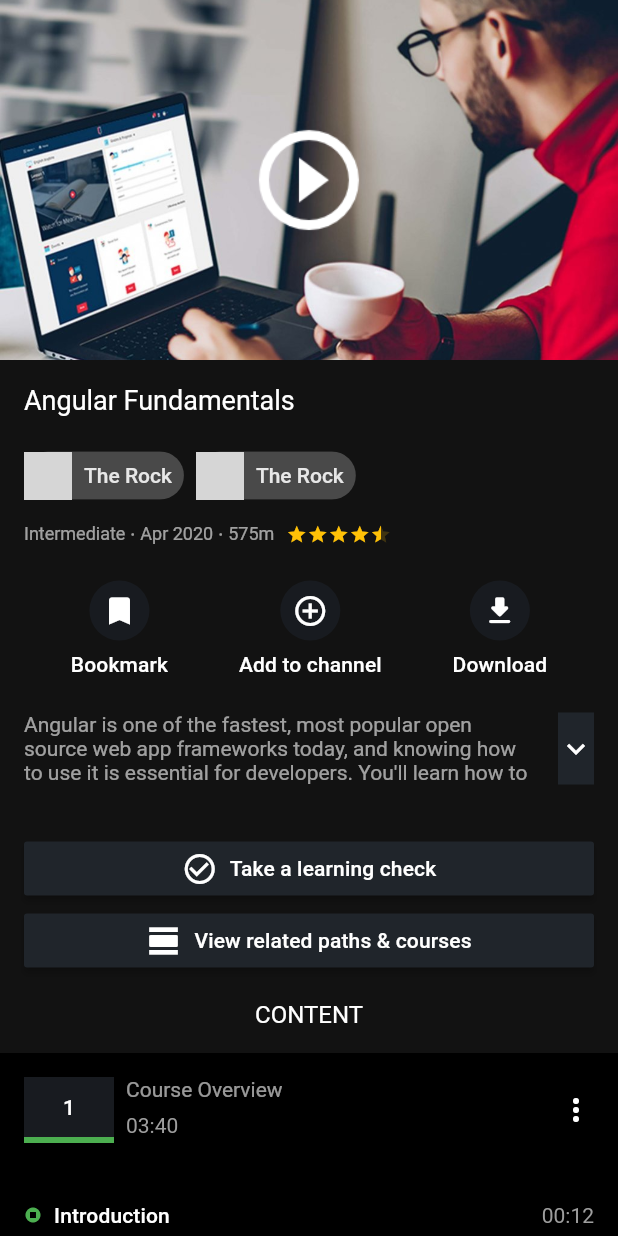
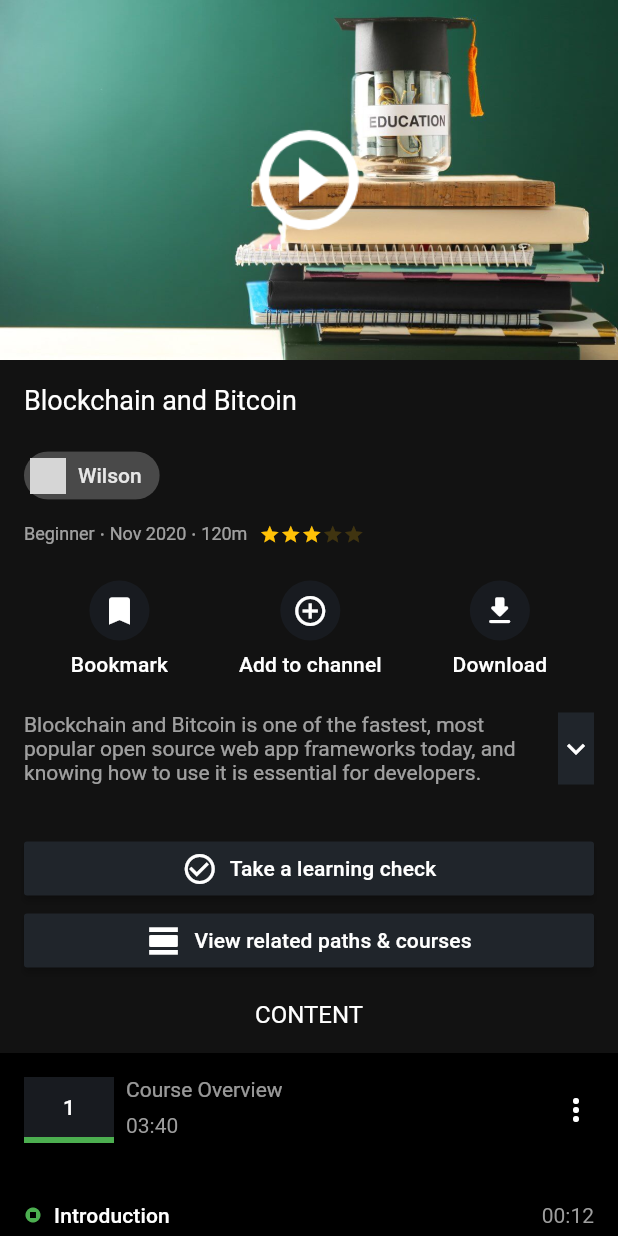
Before and after one commit to tranphunguyen98/MyOnlineLearning, a Flutter app: the screen it shows after launch, after a tap on "Explore without sign in", after a tap on "Blockchain and Bitcoin", on a phone screen of 412 x 824 dp. Run offline on Flutter 3.47's test engine with Material 2 defaults, Android fonts, the phone set to English and light mode, and no system bars; drawn by our look-alikes of flutter_rating_bar; our stand-ins replace flutter_svg, get_it, google_maps_flutter, image_picker, injectable, location and 3 more; accounts and stored records are empty; generated files the repository leaves out were written again; grey boxes are pictures that could not be loaded.

Commit message:
feat (Home) async data author and courses

```diff
--- a/lib/model/entity/course.dart
+++ b/lib/model/entity/course.dart
@@ -10,11 +10,14 @@ class Course {
   final String imageUrl;
   final String createdAt;
   final String level;
-  final List<String> instructorNames;
+  final String instructorName;
+  final String instructorAvatar;
   final String description;
   final List<Chapter> chapters;
 
   const Course({
+    this.instructorName,
+    this.instructorAvatar,
     this.id = "",
     this.title = "",
     this.subtitle = "",
@@ -24,7 +27,6 @@ class Course {
     this.imageUrl = "",
     this.createdAt = "",
     this.level = "",
-    this.instructorNames,
     this.description = "",
     this.chapters,
   });
@@ -33,91 +35,13 @@ class Course {
     Course(
         id: "1",
         title: "Angular Fundamentals",
-        instructorNames: ["Tran Phu Nguyen", "Joe Eames"],
+        instructorName: "jose",
         level: "Intermediate",
         createdAt: "Apr 2020",
         totalMinutes: 575,
         ratedNumber: 4.2,
         chapters: Chapter.listChapter,
         imageUrl: "images/course_image_2.jpg",
-        description:
-            "Angular is one of the fastest, most popular open source web app frameworks today, and knowing how to use it is essential for developers. You'll learn how to create components and user interfaces, data-binding, retrieving data using HTTP, and more."),
-    Course(
-      id: "2",
-      title: "C# Fundamentals",
-      instructorNames: ["Scott Allen"],
-      level: "Intermediate",
-      createdAt: "Apr 2020",
-      totalMinutes: 575,
-      ratedNumber: 5,
-      chapters: Chapter.listChapter,
-      imageUrl: "images/course_image_2.jpg",
-    ),
-    Course(
-      id: "1",
-      title: "Angular Fundamentals",
-      instructorNames: ["Tran Phu Nguyen", "Joe Eames"],
-      level: "Intermediate",
-      createdAt: "Apr 2020",
-      totalMinutes: 575,
-      ratedNumber: 4.2,
-      chapters: Chapter.listChapter,
-      imageUrl: "images/course_image_2.jpg",
-    ),
-    Course(
-      id: "2",
-      title: "C# Fundamentals",
-      instructorNames: ["Scott Allen"],
-      level: "Intermediate",
-      createdAt: "Apr 2020",
-      totalMinutes: 575,
-      ratedNumber: 5,
-      chapters: Chapter.listChapter,
-      imageUrl: "images/course_image_2.jpg",
-    ),
-    Course(
-      id: "1",
-      title: "Angular Fundamentals",
-      instructorNames: ["Tran Phu Nguyen", "Joe Eames"],
-      level: "Intermediate",
-      createdAt: "Apr 2020",
-      totalMinutes: 575,
-      ratedNumber: 4.2,
-      chapters: Chapter.listChapter,
-      imageUrl: "images/course_image_2.jpg",
-    ),
-    Course(
-      id: "2",
-      title: "C# Fundamentals",
-      instructorNames: ["Scott Allen"],
-      level: "Intermediate",
-      createdAt: "Apr 2020",
-      totalMinutes: 575,
-      ratedNumber: 5,
-      chapters: Chapter.listChapter,
-      imageUrl: "images/course_image_2.jpg",
-    ),
-    Course(
-      id: "1",
-      title: "Angular Fundamentals",
-      instructorNames: ["Tran Phu Nguyen", "Joe Eames"],
-      level: "Intermediate",
-      createdAt: "Apr 2020",
-      totalMinutes: 575,
-      ratedNumber: 4.2,
-      chapters: Chapter.listChapter,
-      imageUrl: "images/course_image_2.jpg",
-    ),
-    Course(
-      id: "2",
-      title: "C# Fundamentals",
-      instructorNames: ["Scott Allen"],
-      level: "Intermediate",
-      createdAt: "Apr 2020",
-      totalMinutes: 575,
-      ratedNumber: 5,
-      chapters: Chapter.listChapter,
-      imageUrl: "images/course_image_2.jpg",
-    ),
+        description: ""),
   ];
 }
--- a/lib/presentation/screen/browse_courses/home/sc_home.dart
+++ b/lib/presentation/screen/browse_courses/home/sc_home.dart
@@ -63,7 +63,7 @@ class HomeScreen extends StatelessWidget {
           ),
           Consumer<UserModel>(
             builder: (_, userModel, __) {
-              return Column(
+              return !userModel.user.isEmpty() ? Column(
                 children: [
                   FutureBuilder<List<Course>>(
                     future: repository
@@ -108,7 +108,7 @@ class HomeScreen extends StatelessWidget {
                     },
                   ),
                 ],
-              );
+              ) : Container();
             },
           ),
           FutureBuilder<List<Author>>(
--- a/lib/presentation/screen/browse_courses/list_of_categories/widget_column_info_course.dart
+++ b/lib/presentation/screen/browse_courses/list_of_categories/widget_column_info_course.dart
@@ -22,7 +22,7 @@ class WidgetColumnInfoCourse extends StatelessWidget {
           height: 4.0,
         ),
         Text(
-          course.instructorNames[0],
+          course.instructorName,
           style: context.textTheme.caption,
         ),
         SizedBox(
--- a/lib/presentation/screen/browse_courses/list_of_categories/widget_item_course.dart
+++ b/lib/presentation/screen/browse_courses/list_of_categories/widget_item_course.dart
@@ -1,7 +1,7 @@
 import 'package:flutter/material.dart';
 import 'package:my_online_learning/model/entity/course.dart';
 import 'package:my_online_learning/presentation/screen/browse_courses/list_of_categories/widget_column_info_course.dart';
-import 'package:my_online_learning/presentation/screen/router.dart';
+import 'package:my_online_learning/presentation/screen/course_study/course_detail/sc_course_detail.dart';
 import 'package:my_online_learning/utils/extensions.dart';
 import 'package:share/share.dart';
 
@@ -27,7 +27,7 @@ class ItemCourse extends StatelessWidget {
   @override
   Widget build(BuildContext context) {
     return GestureDetector(
-      onTap: () => context.pushNamed(MyRouter.COURSE_DETAIL),
+      onTap: () => context.push(CourseDetailScreen(course.id)),
       child: Container(
         color: context.theme.primaryColor,
         child: Column(
--- a/lib/presentation/screen/browse_courses/list_of_courses/widget_item_course_vertical.dart
+++ b/lib/presentation/screen/browse_courses/list_of_courses/widget_item_course_vertical.dart
@@ -1,7 +1,8 @@
 import 'package:flutter/material.dart';
 import 'package:my_online_learning/model/entity/course.dart';
 import 'package:my_online_learning/presentation/screen/browse_courses/list_of_categories/widget_column_info_course.dart';
-import 'package:my_online_learning/presentation/screen/router.dart';
+import 'package:my_online_learning/presentation/screen/course_study/course_detail/sc_course_detail.dart';
+import 'package:my_online_learning/utils/extensions.dart';
 
 class ItemCourseVertical extends StatelessWidget {
   final Course course;
@@ -12,7 +13,7 @@ class ItemCourseVertical extends StatelessWidget {
   Widget build(BuildContext context) {
     return GestureDetector(
       onTap: () {
-        Navigator.pushNamed(context, MyRouter.COURSE_DETAIL);
+        context.push(CourseDetailScreen(course.id));
       },
       child: Row(
         crossAxisAlignment: CrossAxisAlignment.start,
--- a/lib/presentation/screen/course_study/course_detail/sc_course_detail.dart
+++ b/lib/presentation/screen/course_study/course_detail/sc_course_detail.dart
@@ -1,8 +1,10 @@
 import 'package:flutter/material.dart';
 import 'package:flutter_rating_bar/flutter_rating_bar.dart';
+import 'package:my_online_learning/data/repository/course/i_course_repository.dart';
+import 'package:my_online_learning/di/injection.dart';
 import 'package:my_online_learning/model/entity/Chapter.dart';
-import 'package:my_online_learning/model/entity/author.dart';
 import 'package:my_online_learning/model/entity/course.dart';
+import 'package:my_online_learning/presentation/common_widgets/widget_circle_avatar.dart';
 import 'package:my_online_learning/utils/extensions.dart';
 import 'package:my_online_learning/utils/my_const/my_const.dart';
 
@@ -11,15 +13,23 @@ import 'content_of_course.dart';
 import 'item_function_detail.dart';
 
 class CourseDetailScreen extends StatefulWidget {
+  final String courseId;
+
+  const CourseDetailScreen(this.courseId);
+
   @override
   _CourseDetailScreenState createState() => _CourseDetailScreenState();
 }
 
 class _CourseDetailScreenState extends State<CourseDetailScreen> {
-  Course course = Course.listCourse[0];
-
+  Course course;
   @override
   Widget build(BuildContext context) {
+    return FutureBuilder<Course>(
+        future: getIt<ICourseRepository>().getCourseInfo(widget.courseId),
+        builder: (_, courseSnapshot) {
+          if (courseSnapshot.hasData) {
+            course = courseSnapshot.data;
             return Scaffold(
               backgroundColor: context.theme.backgroundColor,
               body: Column(
@@ -43,25 +53,27 @@ class _CourseDetailScreenState extends State<CourseDetailScreen> {
                 ],
               ),
             );
+          } else if (courseSnapshot.hasError) {
+            return Center(
+              child: Text(courseSnapshot.error.toString()),
+            );
+          } else
+            return Center(
+              child: CircularProgressIndicator(),
+            );
+        });
   }
 
   Widget _buildItemAuthor() {
     return Chip(
         label: Text(
-        Author.listAuthor[0].name,
+          course.instructorName,
           //TODO style: context.textTheme.subtitle2,
         ),
-      padding: EdgeInsets.all(0.0),
-      avatar: Container(
-        decoration: BoxDecoration(
-          shape: BoxShape.circle,
-          image: new DecorationImage(
-            fit: BoxFit.fill,
-            image: new AssetImage(Author.listAuthor[0].avatar),
-          ),
-        ),
-      ),
-    );
+        avatar: CircleAvatarNormal(
+          size: 32.0,
+          assetImageUrl: course.instructorAvatar,
+        ));
   }
 
   Widget _buildHeaderInfo() {
@@ -77,15 +89,7 @@ class _CourseDetailScreenState extends State<CourseDetailScreen> {
           SizedBox(
             height: 16.0,
           ),
-          Row(
-            children: [
           _buildItemAuthor(),
-              SizedBox(
-                width: 8.0,
-              ),
-              _buildItemAuthor(),
-            ],
-          ),
           SizedBox(
             height: 8.0,
           ),
--- a/lib/presentation/screen/router.dart
+++ b/lib/presentation/screen/router.dart
@@ -13,7 +13,6 @@ import 'Authentication/sign_in/sc_sign_in.dart';
 import 'account_manager/Account/sc_account.dart';
 import 'account_manager/Setting/sc_setting.dart';
 import 'account_manager/change_theme/sc_change_themes.dart';
-import 'course_study/course_detail/sc_course_detail.dart';
 
 class MyRouter {
   static const String SPLASH = '/splash';
@@ -50,8 +49,8 @@ class MyRouter {
         return MaterialPageRoute(builder: (_) => LoginScreen());
       // case LIST_COURSE:
       //   return MaterialPageRoute(builder: (_) => ListCourseScreen());
-      case COURSE_DETAIL:
-        return MaterialPageRoute(builder: (_) => CourseDetailScreen());
+      // case COURSE_DETAIL:
+      //   return MaterialPageRoute(builder: (_) => CourseDetailScreen());
       case START:
         return MaterialPageRoute(builder: (_) => StartScreen());
       case REGISTER:
--- a/lib/remote/mapper/network_course_mapper.dart
+++ b/lib/remote/mapper/network_course_mapper.dart
@@ -15,10 +15,9 @@ class NetworkCourseMapper implements NetworkMapper<NetworkCourse, Course> {
         ratedNumber: type.ratedNumber.toDouble(),
         imageUrl: type.imageUrl,
         subtitle: type.subtitle,
-        description: type.description,
-        instructorNames: [
-          type.instructorId,
-        ],
+        description: "${type.title} ${type.description}",
+        instructorName: type.instructorName ?? "1",
+        instructorAvatar: type.instructorAvatar ?? "1",
         totalMinutes: type.totalHours * 60,
         level: "Beginner",
         createdAt:
--- a/lib/remote/model/network_course.dart
+++ b/lib/remote/model/network_course.dart
@@ -1,3 +1,4 @@
+import 'package:flutter/foundation.dart';
 import 'package:json_annotation/json_annotation.dart';
 
 part 'network_course.g.dart';
@@ -14,22 +15,73 @@ class NetworkCourse {
   final String imageUrl;
   final String createdAt;
   final String instructorId;
-  //final String level;
-
-  const NetworkCourse({
-    this.id = "",
-    this.title = "",
-    this.subtitle = "",
-    this.price = 0,
-    this.ratedNumber = 0,
-    this.totalHours = 0,
-    this.imageUrl = "",
-    this.createdAt = "",
-    this.instructorId,
-    this.description = "",
-  });
+  final String instructorName;
+  final String instructorAvatar;
 
   factory NetworkCourse.fromJson(Map<String, dynamic> json) =>
       _$NetworkCourseFromJson(json);
+
   Map<String, dynamic> toJson() => _$NetworkCourseToJson(this);
+
+  const NetworkCourse({
+    @required this.id,
+    @required this.title,
+    @required this.subtitle,
+    @required this.price,
+    @required this.description,
+    @required this.ratedNumber,
+    @required this.totalHours,
+    @required this.imageUrl,
+    @required this.createdAt,
+    @required this.instructorId,
+    @required this.instructorName,
+    @required this.instructorAvatar,
+  });
+
+  NetworkCourse copyWith({
+    String id,
+    String title,
+    String subtitle,
+    int price,
+    String description,
+    int ratedNumber,
+    int totalHours,
+    String imageUrl,
+    String createdAt,
+    String instructorId,
+    String instructorName,
+    String instructorAvatar,
+  }) {
+    if ((id == null || identical(id, this.id)) &&
+        (title == null || identical(title, this.title)) &&
+        (subtitle == null || identical(subtitle, this.subtitle)) &&
+        (price == null || identical(price, this.price)) &&
+        (description == null || identical(description, this.description)) &&
+        (ratedNumber == null || identical(ratedNumber, this.ratedNumber)) &&
+        (totalHours == null || identical(totalHours, this.totalHours)) &&
+        (imageUrl == null || identical(imageUrl, this.imageUrl)) &&
+        (createdAt == null || identical(createdAt, this.createdAt)) &&
+        (instructorId == null || identical(instructorId, this.instructorId)) &&
+        (instructorName == null ||
+            identical(instructorName, this.instructorName)) &&
+        (instructorAvatar == null ||
+            identical(instructorAvatar, this.instructorAvatar))) {
+      return this;
+    }
+
+    return NetworkCourse(
+      id: id ?? this.id,
+      title: title ?? this.title,
+      subtitle: subtitle ?? this.subtitle,
+      price: price ?? this.price,
+      description: description ?? this.description,
+      ratedNumber: ratedNumber ?? this.ratedNumber,
+      totalHours: totalHours ?? this.totalHours,
+      imageUrl: imageUrl ?? this.imageUrl,
+      createdAt: createdAt ?? this.createdAt,
+      instructorId: instructorId ?? this.instructorId,
+      instructorName: instructorName ?? this.instructorName,
+      instructorAvatar: instructorAvatar ?? this.instructorAvatar,
+    );
+  }
 }
--- a/lib/remote/source/course/course_service.dart
+++ b/lib/remote/source/course/course_service.dart
@@ -2,64 +2,84 @@ import 'dart:convert';
 
 import 'package:flutter/services.dart';
 import 'package:injectable/injectable.dart';
+import 'package:my_online_learning/di/injection.dart';
+import 'package:my_online_learning/model/entity/author.dart';
+import 'package:my_online_learning/remote/mapper/network_author_mapper.dart';
+import 'package:my_online_learning/remote/model/network_author.dart';
 import 'package:my_online_learning/remote/model/network_course.dart';
 
 @injectable
 class CourseService {
-  Future<List<NetworkCourse>> getCoursesUserFavoriteCategories(
-      String userId) async {
-    // Đọc file json dưới dạng chuỗi
+  Future<NetworkCourse> getCourseInfo(String courseId) async {
     String jsonString = await rootBundle.loadString('sample_data/courses.json');
-    //print(jsonString);
-    // Giải mã file json sang Map
+    String jsonAuthorString =
+        await rootBundle.loadString('sample_data/authors_detail.json');
+    List<Author> listAuthor = <Author>[];
+
+    listAuthor = (json.decode(jsonAuthorString)["payload"] as List)
+        .map((i) => getIt<NetworkAuthorMapper>()
+            .mapFromRemote(NetworkAuthor.fromJson(i as Map<String, dynamic>)))
+        .toList();
+
     List<NetworkCourse> listCourses = <NetworkCourse>[];
 
     listCourses = (json.decode(jsonString)["payload"] as List)
         .map((i) => NetworkCourse.fromJson(i as Map<String, dynamic>))
         .toList();
-    listCourses.shuffle();
-    return listCourses;
+
+    listCourses = listCourses
+        .map((e) => e.copyWith(
+              instructorName: listAuthor
+                  .firstWhere((element) => element.id == e.instructorId)
+                  .name,
+              instructorAvatar: listAuthor
+                  .firstWhere((element) => element.id == e.instructorId)
+                  .avatar,
+            ))
+        .toList();
+
+    return listCourses.firstWhere((element) => element.id == courseId);
   }
 
-  Future<List<NetworkCourse>> getTrending() async {
-    // Đọc file json dưới dạng chuỗi
+  Future<List<NetworkCourse>> getCoursesUserFavoriteCategories(
+      String userId) async {
     String jsonString = await rootBundle.loadString('sample_data/courses.json');
-    //print(jsonString);
-    // Giải mã file json sang Map
+    String jsonAuthorString =
+        await rootBundle.loadString('sample_data/authors_detail.json');
+    List<Author> listAuthor = <Author>[];
+
+    listAuthor = (json.decode(jsonAuthorString)["payload"] as List)
+        .map((i) => getIt<NetworkAuthorMapper>()
+            .mapFromRemote(NetworkAuthor.fromJson(i as Map<String, dynamic>)))
+        .toList();
+
     List<NetworkCourse> listCourses = <NetworkCourse>[];
 
     listCourses = (json.decode(jsonString)["payload"] as List)
         .map((i) => NetworkCourse.fromJson(i as Map<String, dynamic>))
         .toList();
+
+    listCourses = listCourses
+        .map((e) => e.copyWith(
+              instructorName: listAuthor
+                  .firstWhere((element) => element.id == e.instructorId)
+                  .name,
+              instructorAvatar: listAuthor
+                  .firstWhere((element) => element.id == e.instructorId)
+                  .avatar,
+            ))
+        .toList();
+
     listCourses.shuffle();
     return listCourses;
   }
 
-  Future<List<NetworkCourse>> getTopNew() async {
-    // Đọc file json dưới dạng chuỗi
-    String jsonString = await rootBundle.loadString('sample_data/courses.json');
-    //print(jsonString);
-    // Giải mã file json sang Map
-    List<NetworkCourse> listCourses = <NetworkCourse>[];
+  Future<List<NetworkCourse>> getTrending() =>
+      getCoursesUserFavoriteCategories("");
 
-    listCourses = (json.decode(jsonString)["payload"] as List)
-        .map((i) => NetworkCourse.fromJson(i as Map<String, dynamic>))
-        .toList();
-    listCourses.shuffle();
-    return listCourses;
-  }
+  Future<List<NetworkCourse>> getTopNew() =>
+      getCoursesUserFavoriteCategories("");
 
-  Future<List<NetworkCourse>> getTopSell() async {
-    // Đọc file json dưới dạng chuỗi
-    String jsonString = await rootBundle.loadString('sample_data/courses.json');
-    //print(jsonString);
-    // Giải mã file json sang Map
-    List<NetworkCourse> listCourses = <NetworkCourse>[];
-
-    listCourses = (json.decode(jsonString)["payload"] as List)
-        .map((i) => NetworkCourse.fromJson(i as Map<String, dynamic>))
-        .toList();
-    listCourses.shuffle();
-    return listCourses;
-  }
+  Future<List<NetworkCourse>> getTopSell() =>
+      getCoursesUserFavoriteCategories("");
 }
--- a/lib/remote/source/course/remote_course_data_source_impl.dart
+++ b/lib/remote/source/course/remote_course_data_source_impl.dart
@@ -11,10 +11,8 @@ class RemoteCourseDataSourceImplement implements RemoteCourseDataSource {
   RemoteCourseDataSourceImplement(this._courseService, this._mapper);
 
   @override
-  Future<Course> getCourseInfo(String courseId) {
-    // TODO: implement getCourseInfo
-    throw UnimplementedError();
-  }
+  Future<Course> getCourseInfo(String courseId) async =>
+      _mapper.mapFromRemote(await _courseService.getCourseInfo(courseId));
 
   @override
   Future<List<Course>> getCoursesUserFavoriteCategories(String userId) async =>
```
Also changed, not shown: lib/data/repository/course/course_repository_impl.dart (+4 -8 lines), sample_data/courses.json (+22 -22 lines), lib/remote/model/network_course.g.dart. Lines whose indentation alone changed are shown as unchanged.
